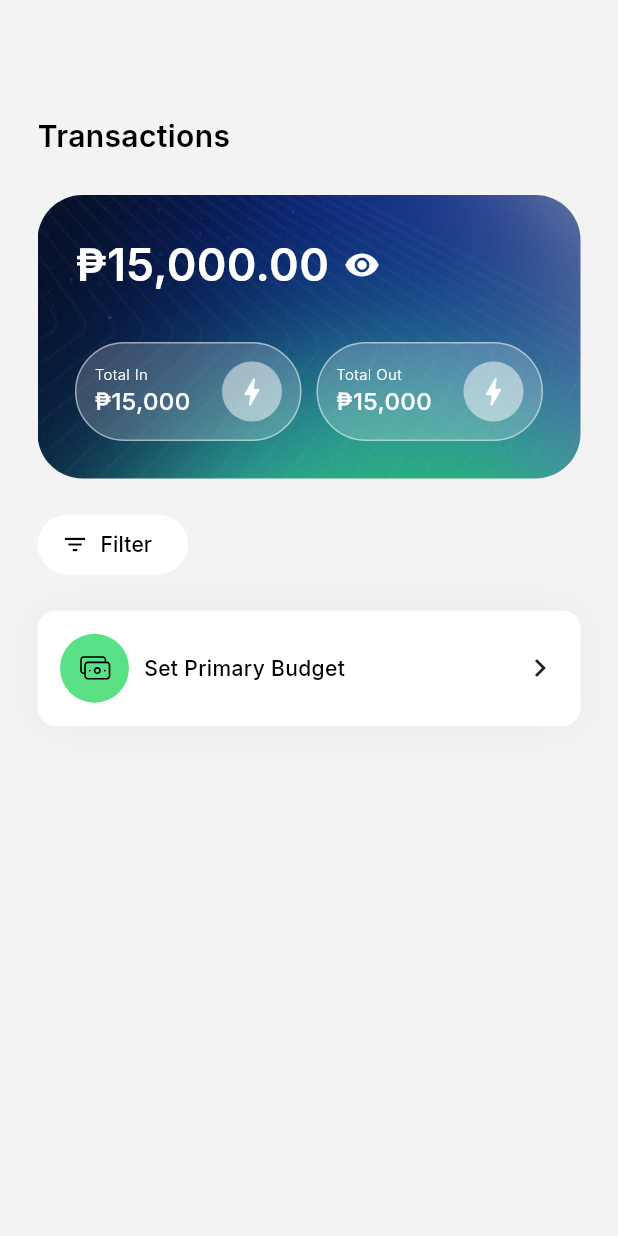
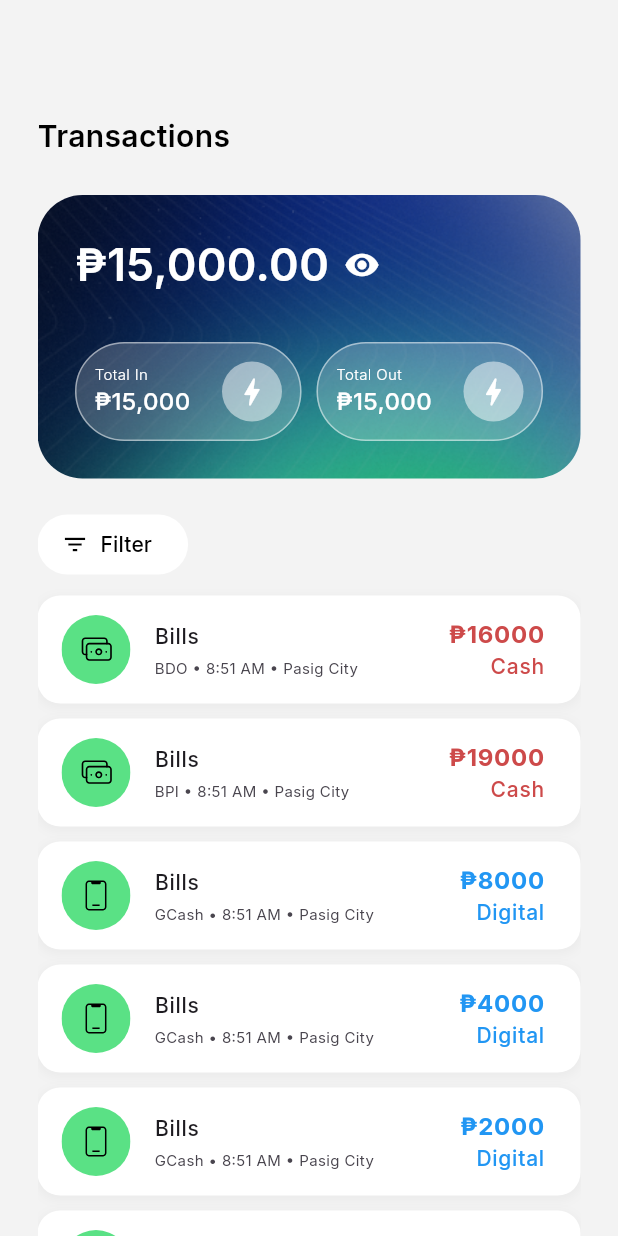
Before and after one commit to rhowelp/purse_mobile, a Flutter app: the TransactionsView screen opened directly, on a phone screen of 412 x 824 dp. Run offline on Flutter 3.47's test engine with Material 3 defaults, Android fonts, the phone set to English and light mode, and no system bars; our stand-ins replace animate_do, easy_localization, flutter_svg, gap, go_router, google_fonts and 2 more; missing offline and left inert: intl_phone_number_field; accounts and stored records are empty.

Commit message:
feat(ui): added transaction list

```diff
--- a/lib/core/domain/constants/color_palette.dart
+++ b/lib/core/domain/constants/color_palette.dart
@@ -3,22 +3,26 @@ import 'package:flutter/material.dart';
 class ColorPalette {
   // Base colors
   static const Color backgroundColor = Color(0xFFD6EFEB); // Background color
-  static const Color homeBackgroundColor = Color(0xFFF3F3F3); // Background color
-  static const Color white = Colors.white;          // White color
-  static const Color primary = Color(0xFF5AE185);   // Primary color
+  static const Color homeBackgroundColor =
+      Color(0xFFF3F3F3); // Background color
+  static const Color white = Colors.white; // White color
+  static const Color primary = Color(0xFF5AE185); // Primary color
   static const Color primaryLight = Color(0xFFB4F1CD); // Primary light color
   static const Color primaryShade = Color(0xFF46C974); // Primary shade color
   static const Color primaryDark = Color(0xFF19574A); // Primary dark color
-  static const Color grey = Color(0xFF979797);      // Grey color
+  static const Color grey = Color(0xFF979797); // Grey color
 
   // Additional colors
-  static const Color error = Colors.red;           // Error color
-  static const Color success = Colors.green;       // Success color
+  static const Color error = Colors.red; // Error color
+  static const Color red = Color(0xFFCD4A4A); // Red color
+  static const Color success = Colors.green; // Success color
 
   // Colors extracted from the image
   static const Color darkBlue = Color(0xFF1B3558); // Dark blue gradient color
-  static const Color lightBlue = Color(0xFF3A7AD9); // Lighter blue from the gradient
-  static const Color greenGradient = Color(0xFF68E09D); // Gradient green close to primary
+  static const Color lightBlue =
+      Color(0xFF3A7AD9); // Lighter blue from the gradient
+  static const Color greenGradient =
+      Color(0xFF68E09D); // Gradient green close to primary
 
   // Gradient definition (optional)
   static const LinearGradient appBackgroundGradient = LinearGradient(
--- /dev/null
+++ b/lib/features/transactions/data/models/transaction_model.dart
@@ -0,0 +1,19 @@
+class Transaction {
+  final String title;
+  final String account;
+  final String time;
+  final String location;
+  final double amount;
+  final String type; // Digital, Cash, Credit
+  final String icon;
+
+  Transaction({
+    required this.title,
+    required this.account,
+    required this.time,
+    required this.location,
+    required this.amount,
+    required this.type,
+    required this.icon,
+  });
+}
--- a/lib/features/transactions/presentation/transactions_view.dart
+++ b/lib/features/transactions/presentation/transactions_view.dart
@@ -6,6 +6,7 @@ import 'package:gap/gap.dart';
 import 'package:google_fonts/google_fonts.dart';
 import 'package:hive/hive.dart';
 import 'package:purse_mobile/core/domain/constants/color_palette.dart';
+import 'package:purse_mobile/features/transactions/data/models/transaction_model.dart';
 
 class TransactionsView extends StatefulWidget {
   const TransactionsView({super.key});
@@ -24,6 +25,63 @@ class BarData {
 class _TransactionsViewState extends State<TransactionsView> {
   bool isBalanceShow = true;
   bool isFilterExpanded = false;
+
+  List<Transaction> transactions = [
+    Transaction(
+      title: "Bills",
+      account: "BDO",
+      time: "8:51 AM",
+      location: "Pasig City",
+      amount: 16000,
+      type: "Cash",
+      icon: "assets/icons/svg/cash_active.svg",
+    ),
+    Transaction(
+      title: "Bills",
+      account: "BPI",
+      time: "8:51 AM",
+      location: "Pasig City",
+      amount: 19000,
+      type: "Cash",
+      icon: "assets/icons/svg/cash_active.svg",
+    ),
+    Transaction(
+      title: "Bills",
+      account: "GCash",
+      time: "8:51 AM",
+      location: "Pasig City",
+      amount: 8000,
+      type: "Digital",
+      icon: "assets/icons/svg/digital_active.svg",
+    ),
+    Transaction(
+      title: "Bills",
+      account: "GCash",
+      time: "8:51 AM",
+      location: "Pasig City",
+      amount: 4000,
+      type: "Digital",
+      icon: "assets/icons/svg/digital_active.svg",
+    ),
+    Transaction(
+      title: "Bills",
+      account: "GCash",
+      time: "8:51 AM",
+      location: "Pasig City",
+      amount: 2000,
+      type: "Digital",
+      icon: "assets/icons/svg/digital_active.svg",
+    ),
+    Transaction(
+      title: "Bills",
+      account: "GCash",
+      time: "8:51 AM",
+      location: "Pasig City",
+      amount: 3000,
+      type: "Credit",
+      icon: "assets/icons/svg/credit_active.svg",
+    ),
+  ];
 
   @override
   Widget build(BuildContext context) {
@@ -265,14 +323,85 @@ class _TransactionsViewState extends State<TransactionsView> {
                         ),
                       ],
                     ),
-                    const Gap(20),
-                    Column(
-                      children: [
-                        _buildTransactionsCard(
-                          title: 'Set Primary Budget',
-                          onPressed: () {},
-                        ),
-                      ],
+                    const Gap(10),
+                    ListView.separated(
+                      shrinkWrap: true,
+                      padding: EdgeInsets.zero,
+                      physics: const NeverScrollableScrollPhysics(),
+                      itemCount: transactions.length,
+                      separatorBuilder: (context, index) => const Gap(10),
+                      itemBuilder: (context, index) {
+                        final transaction = transactions[index];
+
+                        // Define color based on transaction type
+                        Color amountColor;
+                        switch (transaction.type) {
+                          case "Digital":
+                            amountColor = Colors.blue;
+                            break;
+                          case "Cash":
+                            amountColor = ColorPalette.red;
+                            break;
+                          case "Credit":
+                            amountColor = Colors.red;
+                            break;
+                          default:
+                            amountColor = Colors.black;
+                        }
+
+                        return Container(
+                          decoration: BoxDecoration(
+                            color: Colors.white,
+                            borderRadius: BorderRadius.circular(15),
+                            boxShadow: [
+                              BoxShadow(
+                                color: Colors.grey.withOpacity(0.1),
+                                blurRadius: 5,
+                                spreadRadius: 1,
+                                offset: const Offset(0, 2),
+                              ),
+                            ],
+                          ),
+                          child: ListTile(
+                            leading: SvgPicture.asset(transaction.icon),
+                            title: Text(
+                              transaction.title,
+                              style: GoogleFonts.inter(
+                                fontWeight: FontWeight.w500,
+                                fontSize: 14,
+                              ),
+                            ),
+                            subtitle: Text(
+                              "${transaction.account} • ${transaction.time} • ${transaction.location}",
+                              style: GoogleFonts.inter(
+                                fontWeight: FontWeight.w400,
+                                fontSize: 10,
+                              ),
+                            ),
+                            trailing: Column(
+                              crossAxisAlignment: CrossAxisAlignment.end,
+                              mainAxisAlignment: MainAxisAlignment.center,
+                              children: [
+                                Text(
+                                  "₱${transaction.amount.toStringAsFixed(0)}",
+                                  style: TextStyle(
+                                    fontSize: 16,
+                                    fontWeight: FontWeight.bold,
+                                    color: amountColor,
+                                  ),
+                                ),
+                                Text(
+                                  transaction.type,
+                                  style: TextStyle(
+                                    fontSize: 14,
+                                    color: amountColor,
+                                  ),
+                                ),
+                              ],
+                            ),
+                          ),
+                        );
+                      },
                     ),
                     const Gap(20),
                   ],
```
